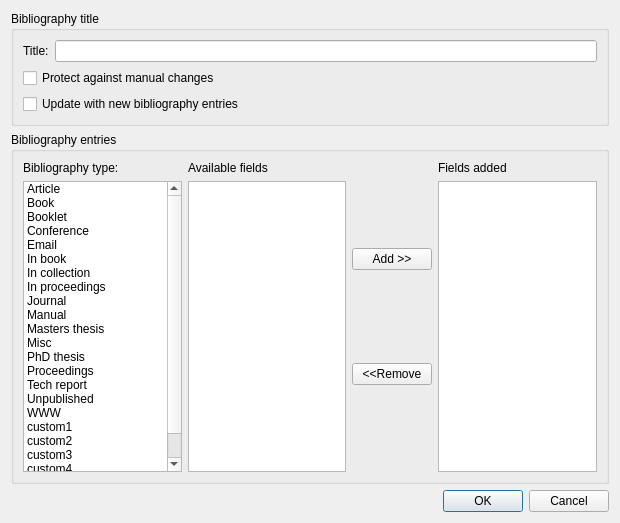
Above: plugins/textshape/dialogs/InsertBibliographyDialog.ui from KDE/krita before the change. Below: the same form after it.
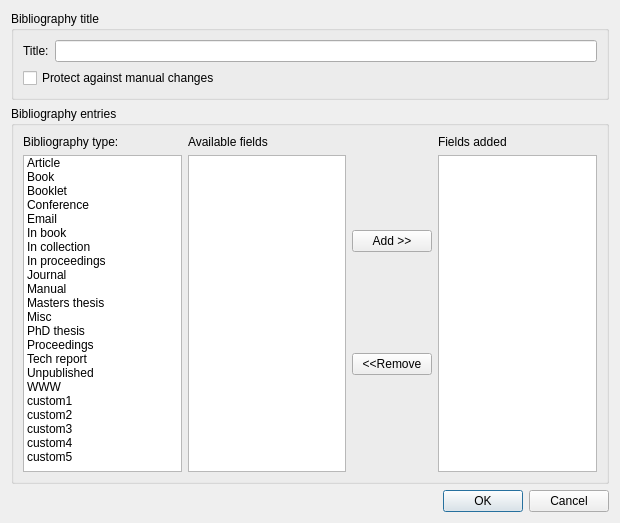
That is the form after the change.

Commit message: changes for bibliography configuration

```diff
--- a/plugins/textshape/dialogs/InsertBibliographyDialog.ui
+++ b/plugins/textshape/dialogs/InsertBibliographyDialog.ui
@@ -43,13 +43,6 @@
         </property>
        </widget>
       </item>
-      <item row="2" column="0" colspan="2">
-       <widget class="QCheckBox" name="autoupdate">
-        <property name="text">
-         <string>Update with new bibliography entries</string>
-        </property>
-       </widget>
-      </item>
      </layout>
     </widget>
    </item>
```
The commit also changes 13 other files.
